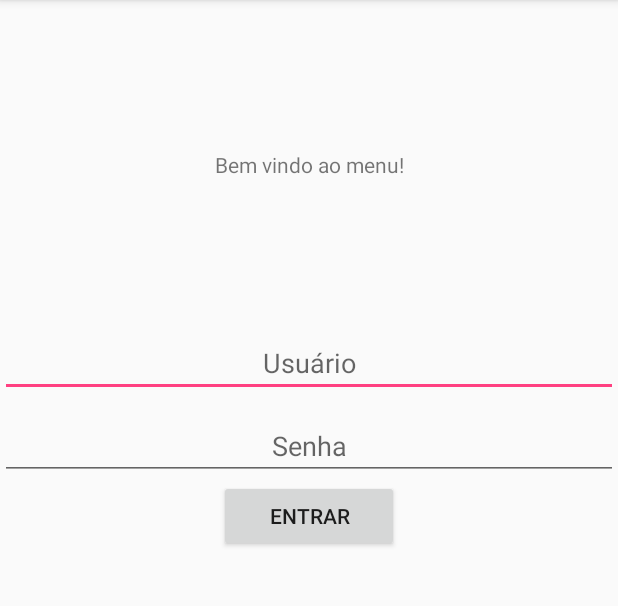
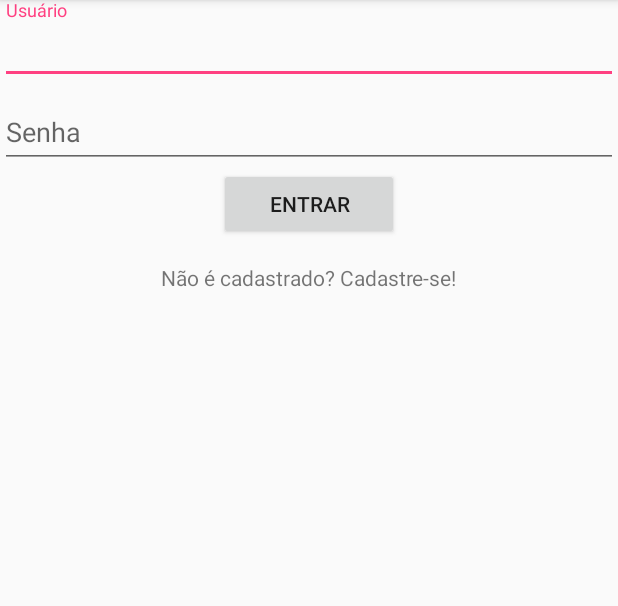
Before and after one commit to remoteEnterprise/AndroidProjectPeHelp, an Android app: the LoginActivity screen opened directly, with no data from a screen before it, on a phone screen of 412 x 824 dp, the part 84-690 px from its top. Run offline under Robolectric (Android 15) with nearby library versions, the phone set to English and light mode, and no system bars; 1 statement that could not run was skipped.

Commit message:
Commit das classes Login e Cadastro

```diff
--- a/app/src/main/res/layout/activity_login.xml
+++ b/app/src/main/res/layout/activity_login.xml
@@ -7,32 +7,36 @@
     android:orientation="vertical"
     tools:context="com.example.mathe.pehelp.LoginActivity">
 
-   <TextView
-       android:text="Bem vindo ao menu!"
-       android:layout_width="match_parent"
-       android:layout_height="wrap_content"
-       android:id="@+id/textView"
-       android:layout_marginTop="100dp"
-       android:gravity="center"/>
+    <LinearLayout
+        android:layout_width="match_parent"
+        android:layout_height="match_parent"
+        android:orientation="vertical">
+
+        <android.support.design.widget.TextInputLayout
+            android:layout_width="match_parent"
+            android:layout_height="wrap_content">
 
    <EditText
        android:layout_width="match_parent"
        android:layout_height="wrap_content"
        android:hint="Usuário"
        android:layout_marginTop="100dp"
-       android:gravity="center"
-       android:id="@+id/login"
-       />
+         android:id="@+id/login"/>
+        </android.support.design.widget.TextInputLayout>
 
-   <EditText
+        <android.support.design.widget.TextInputLayout
+            android:layout_width="match_parent"
+            android:layout_height="wrap_content">
+
+        <EditText
        android:layout_width="match_parent"
        android:layout_height="wrap_content"
        android:hint="Senha"
        android:inputType="textPassword"
        android:layout_marginTop="10dp"
-       android:gravity="center"
        android:id="@+id/senha"
        />
+        </android.support.design.widget.TextInputLayout>
 
 
    <Button
@@ -41,4 +45,13 @@
        android:text="entrar"
        android:layout_gravity="center"
        android:id="@+id/btn"/>
+
+        <TextView
+            android:layout_width="wrap_content"
+            android:layout_height="wrap_content"
+            android:id="@+id/text"
+            android:layout_marginTop="15dp"
+            android:text="Não é cadastrado? Cadastre-se!"
+            android:layout_gravity="center"/>
+    </LinearLayout>
 </LinearLayout>
```
Also changed, not shown: app/src/main/java/com/example/mathe/pehelp/CadastroActivity.java (added, +13 -0 lines), app/src/main/java/com/example/mathe/pehelp/LoginActivity.java (+12 -3 lines), app/src/main/res/layout/activity_cadastro.xml (added, +81 -0 lines).
